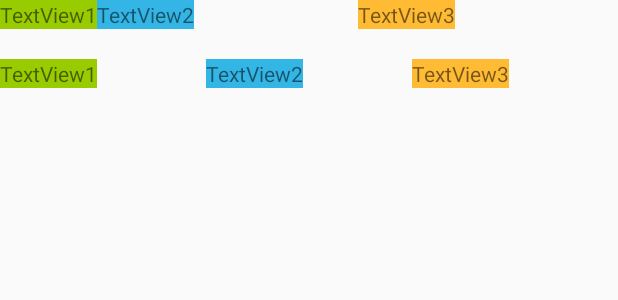
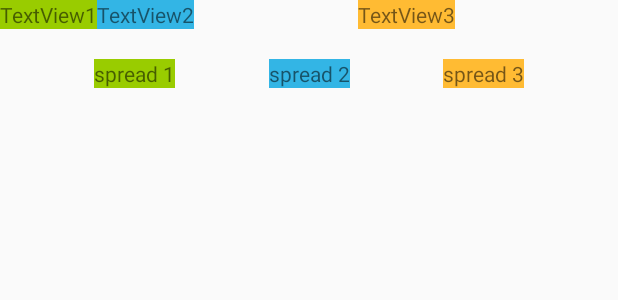
Before and after one commit to gengwenwu/AndroidUIDemo, an Android app: the layout activity_constraint_chain.xml on its own in the app's theme, with its tools: preview values and no code run, on a phone screen of 412 x 824 dp. Shown: the top 300 px of the screen. Run offline under Robolectric (Android 15) with nearby library versions, the phone set to English and light mode, and no system bars.

Commit message:
Constraint chain style=spread

```diff
--- a/app/src/main/res/layout/activity_constraint_chain.xml
+++ b/app/src/main/res/layout/activity_constraint_chain.xml
@@ -13,8 +13,8 @@
         android:layout_height="wrap_content"
         android:background="@android:color/holo_green_light"
         android:text="TextView1"
+        app:layout_constraintLeft_toLeftOf="parent"
         app:layout_constraintRight_toLeftOf="@+id/tv_row1_tv2"
-        app:layout_constraintStart_toStartOf="parent"
         app:layout_constraintTop_toTopOf="parent" />
 
     <TextView
@@ -44,10 +44,10 @@
         android:layout_height="wrap_content"
         android:layout_marginTop="20dp"
         android:background="@android:color/holo_green_light"
-        android:text="TextView1"
+        android:text="spread 1"
         app:layout_constraintHorizontal_chainStyle="spread"
+        app:layout_constraintLeft_toLeftOf="parent"
         app:layout_constraintRight_toLeftOf="@id/tv_row2_tv2"
-        app:layout_constraintStart_toStartOf="parent"
         app:layout_constraintTop_toBottomOf="@+id/tv_row1_tv1" />
 
     <TextView
@@ -56,7 +56,7 @@
         android:layout_height="wrap_content"
         android:layout_marginTop="20dp"
         android:background="@android:color/holo_blue_light"
-        android:text="TextView2"
+        android:text="spread 2"
         app:layout_constraintLeft_toRightOf="@id/tv_row2_tv1"
         app:layout_constraintRight_toLeftOf="@+id/tv_row2_tv3"
         app:layout_constraintTop_toBottomOf="@+id/tv_row1_tv1" />
@@ -67,7 +67,7 @@
         android:layout_height="wrap_content"
         android:layout_marginTop="20dp"
         android:background="@android:color/holo_orange_light"
-        android:text="TextView3"
+        android:text="spread 3"
         app:layout_constraintLeft_toRightOf="@id/tv_row2_tv2"
         app:layout_constraintRight_toRightOf="parent"
         app:layout_constraintTop_toBottomOf="@+id/tv_row1_tv1" />
```
